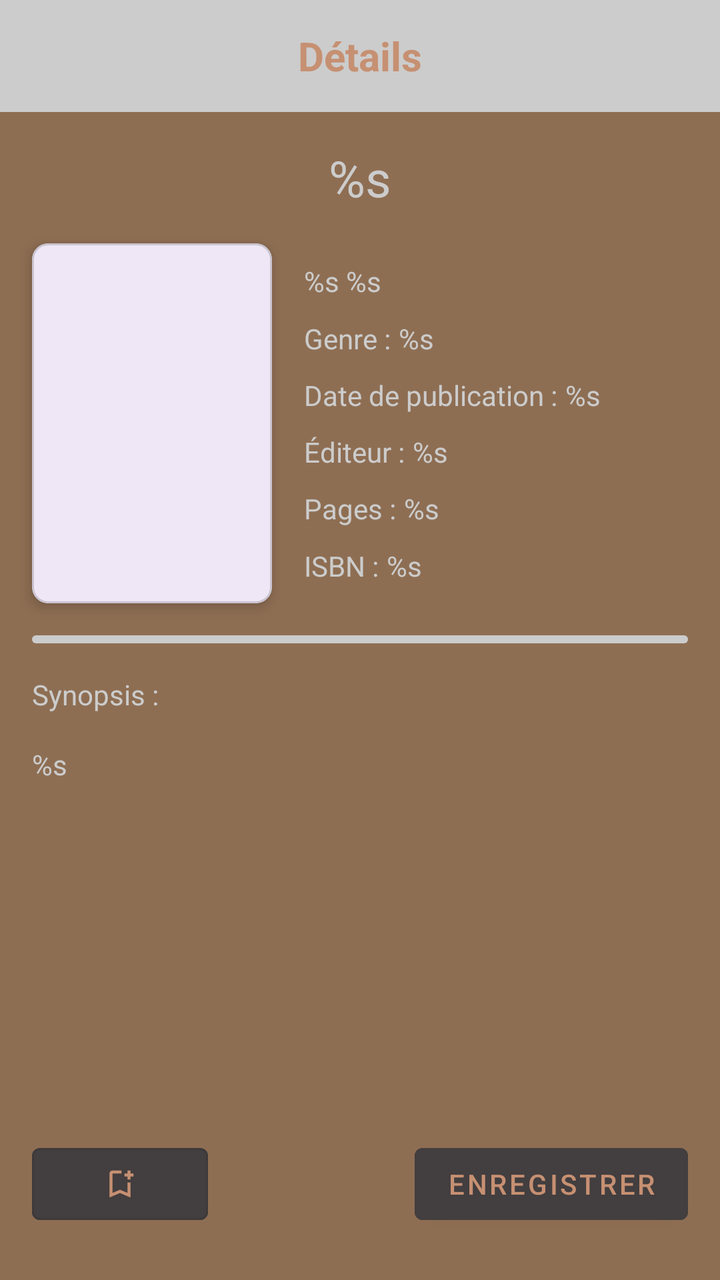
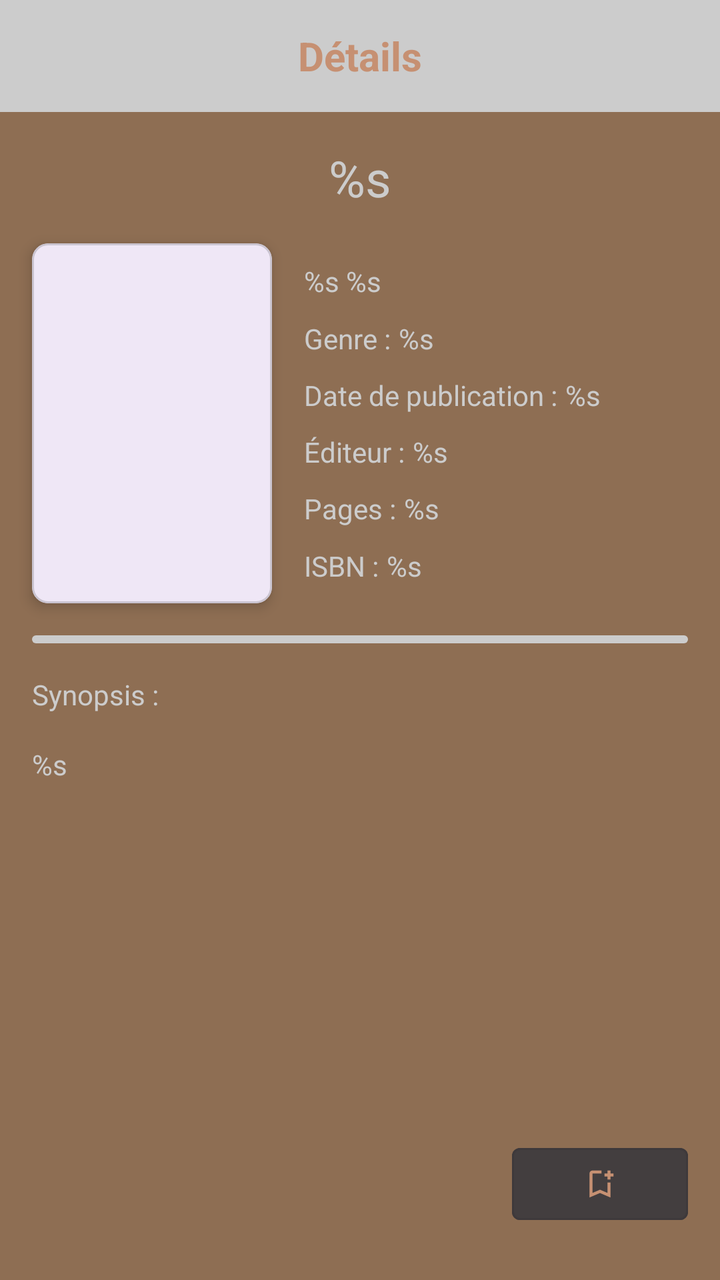

Compare the two renders of this Android layout. The source of the first and the diff that turns it into the second are given below.
<!-- AndroidManifest.xml: application theme Theme.ScanLib -->
<!-- res/layout/fragment_details.xml -->
<LinearLayout
    xmlns:android="http://schemas.android.com/apk/res/android"
    xmlns:app="http://schemas.android.com/apk/res-auto"
    android:layout_width="match_parent"
    android:layout_height="match_parent"
    android:orientation="vertical"
    android:background="@color/primary_background">

    <ScrollView
        android:layout_width="match_parent"
        android:layout_height="0dp"
        android:layout_weight="1"
        android:fillViewport="true">

        
        <androidx.constraintlayout.widget.ConstraintLayout
            android:id="@+id/detailsContent"
            android:layout_width="match_parent"
            android:layout_height="wrap_content"
            android:background="@color/primary_background">

            
            <TextView
                android:id="@+id/headerTitle"
                android:layout_width="0dp"
                android:layout_height="56dp"
                android:background="@color/secondary_background"
                android:gravity="center"
                android:text="@string/details_title"
                android:textColor="@color/secondary_text"
                android:textSize="20sp"
                android:textStyle="bold"
                app:layout_constraintTop_toTopOf="parent"
                app:layout_constraintStart_toStartOf="parent"
                app:layout_constraintEnd_toEndOf="parent" />

            
            <TextView
                android:id="@+id/bookTitle"
                android:layout_width="0dp"
                android:layout_height="wrap_content"
                android:text="@string/book_title"
                android:textSize="25sp"
                android:textAlignment="center"
                android:textColor="@color/secondary_background"
                android:layout_marginHorizontal="16dp"
                android:layout_marginTop="16dp"
                app:layout_constraintEnd_toEndOf="parent"
                app:layout_constraintTop_toBottomOf="@id/headerTitle"
                app:layout_constraintStart_toStartOf="parent"/>

            
            <com.google.android.material.card.MaterialCardView
                android:id="@+id/cardPreviewContainer"
                android:layout_width="120dp"
                android:layout_height="180dp"
                android:layout_marginTop="16dp"
                app:cardCornerRadius="8dp"
                app:cardElevation="4dp"
                app:layout_constraintStart_toStartOf="@id/bookTitle"
                app:layout_constraintTop_toBottomOf="@id/bookTitle"
                app:layout_constraintBottom_toTopOf="@id/separator">
            </com.google.android.material.card.MaterialCardView>

            
            <EditText
                style="@style/FlatEditText"
                android:id="@+id/author_name"
                android:layout_width="0dp"
                android:layout_height="wrap_content"
                android:text="@string/author_name_text"
                android:textColor="@color/secondary_background"
                android:background="@android:color/transparent"
                android:layout_marginStart="16dp"
                app:layout_constraintEnd_toEndOf="@id/separator"
                app:layout_constraintStart_toEndOf="@id/cardPreviewContainer"
                app:layout_constraintTop_toTopOf="@id/cardPreviewContainer"
                app:layout_constraintBottom_toTopOf="@id/book_genre"
                android:imeOptions="actionNext"
                android:nextFocusForward="@+id/book_genre_edit_text"/>

            
            <TextView
                android:id="@+id/book_genre"
                android:layout_width="wrap_content"
                android:layout_height="wrap_content"
                android:text="@string/genre_text"
                android:textColor="@color/secondary_background"
                android:layout_marginStart="16dp"
                app:layout_constraintStart_toEndOf="@id/cardPreviewContainer"
                app:layout_constraintTop_toBottomOf="@id/author_name"
                app:layout_constraintBottom_toTopOf="@id/date_publisher"/>

            
            <EditText
                style="@style/FlatEditText"
                android:id="@+id/book_genre_edit_text"
                android:layout_width="0dp"
                android:layout_height="wrap_content"
                android:inputType="text"
                android:text="@string/book_genre_edit_text"
                app:layout_constraintEnd_toEndOf="@id/separator"
                app:layout_constraintBottom_toBottomOf="@id/book_genre"
                app:layout_constraintStart_toEndOf="@id/book_genre"
                app:layout_constraintTop_toTopOf="@id/book_genre"
                android:imeOptions="actionNext"
                android:nextFocusForward="@+id/date_publisher_edit_text"/>

            
            <TextView
                android:id="@+id/date_publisher"
                android:layout_width="wrap_content"
                android:layout_height="wrap_content"
                android:text="@string/date_publisher_text"
                android:textColor="@color/secondary_background"
                android:layout_marginStart="16dp"
                app:layout_constraintStart_toEndOf="@id/cardPreviewContainer"
                app:layout_constraintTop_toBottomOf="@id/book_genre"
                app:layout_constraintBottom_toTopOf="@id/editor"/>

            
            <EditText
                style="@style/FlatEditText"
                android:id="@+id/date_publisher_edit_text"
                android:layout_width="0dp"
                android:layout_height="wrap_content"
                android:inputType="date"
                android:text="@string/book_genre_edit_text"
                app:layout_constraintEnd_toEndOf="@id/separator"
                app:layout_constraintBottom_toBottomOf="@id/date_publisher"
                app:layout_constraintStart_toEndOf="@id/date_publisher"
                app:layout_constraintTop_toTopOf="@id/date_publisher"
                android:imeOptions="actionNext"
                android:nextFocusForward="@+id/editor_edit_text"/>

            
            <TextView
                android:id="@+id/editor"
                android:layout_width="wrap_content"
                android:layout_height="wrap_content"
                android:text="@string/editor_name_text"
                android:textColor="@color/secondary_background"
                android:layout_marginStart="16dp"
                app:layout_constraintStart_toEndOf="@id/cardPreviewContainer"
                app:layout_constraintTop_toBottomOf="@id/date_publisher"
                app:layout_constraintBottom_toTopOf="@id/pages_number"/>

            
            <EditText
                style="@style/FlatEditText"
                android:id="@+id/editor_edit_text"
                android:layout_width="0dp"
                android:layout_height="wrap_content"
                android:inputType="date"
                android:text="@string/book_genre_edit_text"
                app:layout_constraintEnd_toEndOf="@id/separator"
                app:layout_constraintBottom_toBottomOf="@id/editor"
                app:layout_constraintStart_toEndOf="@id/editor"
                app:layout_constraintTop_toTopOf="@id/editor"
                android:imeOptions="actionNext"
                android:nextFocusForward="@+id/pages_number_edit_text"/>

            
            <TextView
                android:id="@+id/pages_number"
                android:layout_width="wrap_content"
                android:layout_height="wrap_content"
                android:text="@string/pages_number_text"
                android:textColor="@color/secondary_background"
                android:layout_marginStart="16dp"
                app:layout_constraintStart_toEndOf="@id/cardPreviewContainer"
                app:layout_constraintTop_toBottomOf="@id/editor"
                app:layout_constraintBottom_toTopOf="@id/isbn"/>

            
            <EditText
                style="@style/FlatEditText"
                android:id="@+id/pages_number_edit_text"
                android:layout_width="0dp"
                android:layout_height="wrap_content"
                android:inputType="number"
                android:text="@string/book_genre_edit_text"
                app:layout_constraintEnd_toEndOf="@id/separator"
                app:layout_constraintBottom_toBottomOf="@id/pages_number"
                app:layout_constraintStart_toEndOf="@id/pages_number"
                app:layout_constraintTop_toTopOf="@id/pages_number"
                android:imeOptions="actionNext"
                android:nextFocusForward="@+id/isbn_edit_text"/>

            
            <TextView
                android:id="@+id/isbn"
                android:layout_width="wrap_content"
                android:layout_height="wrap_content"
                android:text="@string/isbn_code"
                android:textColor="@color/secondary_background"
                android:layout_marginStart="16dp"
                app:layout_constraintStart_toEndOf="@id/cardPreviewContainer"
                app:layout_constraintTop_toBottomOf="@id/pages_number"
                app:layout_constraintBottom_toBottomOf="@id/cardPreviewContainer" />

            
            <EditText
                style="@style/FlatEditText"
                android:id="@+id/isbn_edit_text"
                android:layout_width="0dp"
                android:layout_height="wrap_content"
                android:inputType="number"
                android:text="@string/book_genre_edit_text"
                app:layout_constraintEnd_toEndOf="@id/separator"
                app:layout_constraintBottom_toBottomOf="@id/isbn"
                app:layout_constraintStart_toEndOf="@id/isbn"
                app:layout_constraintTop_toTopOf="@id/isbn"
                android:imeOptions="actionDone"/>

            
            <View
                android:id="@+id/separator"
                android:layout_width="0dp"
                android:layout_height="4dp"
                android:layout_margin="16dp"
                android:background="@drawable/rounded_separator"
                app:layout_constraintTop_toBottomOf="@id/cardPreviewContainer"
                app:layout_constraintStart_toStartOf="parent"
                app:layout_constraintEnd_toEndOf="parent"
                android:layout_marginTop="8dp" />

            
            <TextView
                android:id="@+id/synopsis_title"
                android:layout_width="wrap_content"
                android:layout_height="wrap_content"
                android:text="@string/synopsis_title"
                android:layout_marginTop="16dp"
                android:textColor="@color/secondary_background"
                app:layout_constraintStart_toStartOf="@id/separator"
                app:layout_constraintTop_toBottomOf="@id/separator"/>

            
            <TextView
                android:id="@+id/synopsis_content"
                android:layout_width="match_parent"
                android:layout_height="wrap_content"
                android:text="@string/synpsosis_text"
                android:layout_marginTop="16dp"
                android:layout_marginHorizontal="16dp"
                android:textColor="@color/secondary_background"
                app:layout_constraintStart_toStartOf="@id/synopsis_title"
                app:layout_constraintEnd_toEndOf="@id/separator"
                app:layout_constraintTop_toBottomOf="@id/synopsis_title"/>

        </androidx.constraintlayout.widget.ConstraintLayout>
    </ScrollView>

    
    <LinearLayout
        android:layout_width="match_parent"
        android:layout_height="wrap_content"
        android:orientation="horizontal"
        android:paddingBottom="24dp"
        android:paddingTop="8dp"
        android:background="@color/primary_background">

        
        <com.google.android.material.button.MaterialButton
            android:id="@+id/addToGroupsButton"
            style="@style/Widget.MaterialComponents.Button.OutlinedButton"
            android:layout_width="wrap_content"
            android:layout_height="wrap_content"
            android:layout_marginStart="16dp"
            android:backgroundTint="@color/primary_button"
            app:icon="@drawable/outline_bookmark_add_24"
            app:iconTint="@color/secondary_text"
            app:iconGravity="textStart"
            app:iconPadding="0dp"
            android:contentDescription="@string/ajouter_aux_groupes" />

        
        <View
            android:layout_width="0dp"
            android:layout_height="1dp"
            android:layout_weight="1" />

        
        <com.google.android.material.button.MaterialButton
            android:id="@+id/save_button"
            style="@style/Widget.MaterialComponents.Button"
            android:layout_width="wrap_content"
            android:layout_height="wrap_content"
            android:layout_marginEnd="16dp"
            android:backgroundTint="@color/primary_button"
            android:text="@string/save_button_text"
            android:textColor="@color/secondary_text"
            app:iconGravity="textStart"
            app:iconPadding="8dp" />
    </LinearLayout>
</LinearLayout>
<!-- resources referenced by this layout -->
<resources>
  <color name="primary_background">#8E6E53</color>
  <color name="primary_button">#433E3F</color>
  <color name="secondary_background">#CCCCCC</color>
  <color name="secondary_text">#C69072</color>
  <!-- drawable outline_bookmark_add_24 (drawable) -->
  <vector xmlns:android="http://schemas.android.com/apk/res/android" android:height="24dp" android:tint="#000000" android:viewportHeight="960" android:viewportWidth="960" android:width="24dp">
        
      <path android:fillColor="@android:color/white" android:pathData="M200,840L200,200Q200,167 223.5,143.5Q247,120 280,120L520,120Q520,143 520,160Q520,177 520,200L280,200Q280,200 280,200Q280,200 280,200L280,718L480,632L680,718L680,440Q703,440 720,440Q737,440 760,440L760,840L480,720L200,840ZM280,200L280,200Q280,200 280,200Q280,200 280,200L520,200Q520,200 520,200Q520,200 520,200Q520,200 520,200Q520,200 520,200L520,200L480,200L280,200ZM680,360L680,280L600,280L600,200L680,200L680,120L760,120L760,200L840,200L840,280L760,280L760,360L680,360Z"/>
      
  </vector>
  <!-- drawable rounded_separator (drawable) -->
  <?xml version="1.0" encoding="utf-8"?>
  <shape xmlns:android="http://schemas.android.com/apk/res/android"
      android:shape="rectangle">
      <solid android:color="@color/secondary_background" />
      <corners android:radius="24dp" />
  </shape>
  <string name="ajouter_aux_groupes">Ajouter à un groupe</string>
  <string name="author_name_text">%s %s</string>
  <string name="book_genre_edit_text">%s</string>
  <string name="book_title">%s</string>
  <string name="date_publisher_text">Date de publication : </string>
  <string name="details_title">Détails</string>
  <string name="editor_name_text">Éditeur : </string>
  <string name="genre_text">Genre : </string>
  <string name="isbn_code">ISBN : </string>
  <string name="pages_number_text">Pages : </string>
  <string name="save_button_text">Enregistrer</string>
  <string name="synopsis_title">Synopsis :</string>
  <string name="synpsosis_text">%s</string>
  <style name="FlatEditText">
          <item name="android:layout_marginStart">4dp</item>
          <item name="android:background">@android:color/transparent</item>
          <item name="android:padding">0dp</item>
          <item name="android:minHeight">0dp</item>
          <item name="android:textSize">14sp</item>
          <item name="android:textColor">@color/secondary_background</item>
          <item name="android:scrollHorizontally">false</item>
      </style>
  <style name="Theme.ScanLib" parent="Base.Theme.ScanLib" />
  <style name="Base.Theme.ScanLib" parent="Theme.Material3.DayNight.NoActionBar">
          
          
      </style>
</resources>

<!-- the commit's change to res/layout/fragment_details.xml (unified diff, before → after) -->
@@ -257,9 +257,15 @@
         android:layout_width="match_parent"
         android:layout_height="wrap_content"
         android:orientation="horizontal"
+        android:gravity="end"
         android:paddingBottom="24dp"
         android:paddingTop="8dp"
         android:background="@color/primary_background">
+
+        <View
+            android:layout_width="0dp"
+            android:layout_height="1dp"
+            android:layout_weight="1" />
 
         
         <com.google.android.material.button.MaterialButton
@@ -267,19 +273,14 @@
             style="@style/Widget.MaterialComponents.Button.OutlinedButton"
             android:layout_width="wrap_content"
             android:layout_height="wrap_content"
-            android:layout_marginStart="16dp"
+            android:layout_marginEnd="16dp"
             android:backgroundTint="@color/primary_button"
             app:icon="@drawable/outline_bookmark_add_24"
             app:iconTint="@color/secondary_text"
             app:iconGravity="textStart"
             app:iconPadding="0dp"
-            android:contentDescription="@string/ajouter_aux_groupes" />
-
-        
-        <View
-            android:layout_width="0dp"
-            android:layout_height="1dp"
-            android:layout_weight="1" />
+            android:contentDescription="@string/ajouter_aux_groupes"
+            android:visibility="visible" />
 
         
         <com.google.android.material.button.MaterialButton
@@ -292,6 +293,8 @@
             android:text="@string/save_button_text"
             android:textColor="@color/secondary_text"
             app:iconGravity="textStart"
-            app:iconPadding="8dp" />
+            app:iconPadding="8dp"
+            android:visibility="gone"/>
     </LinearLayout>
+
 </LinearLayout>
